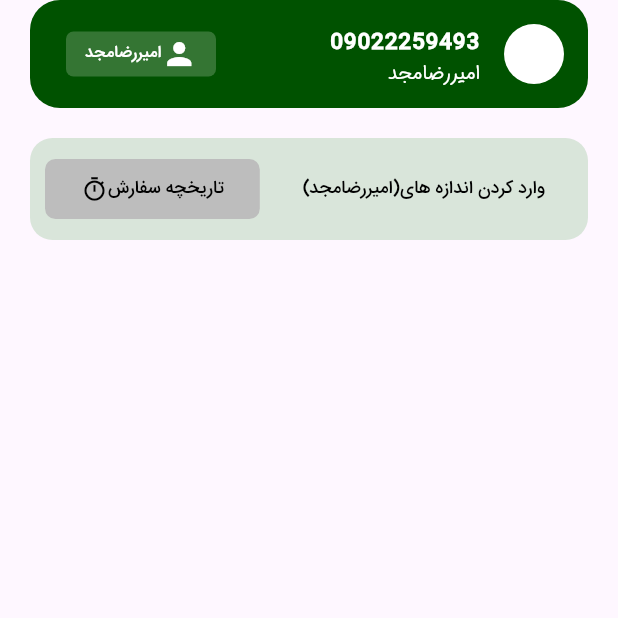
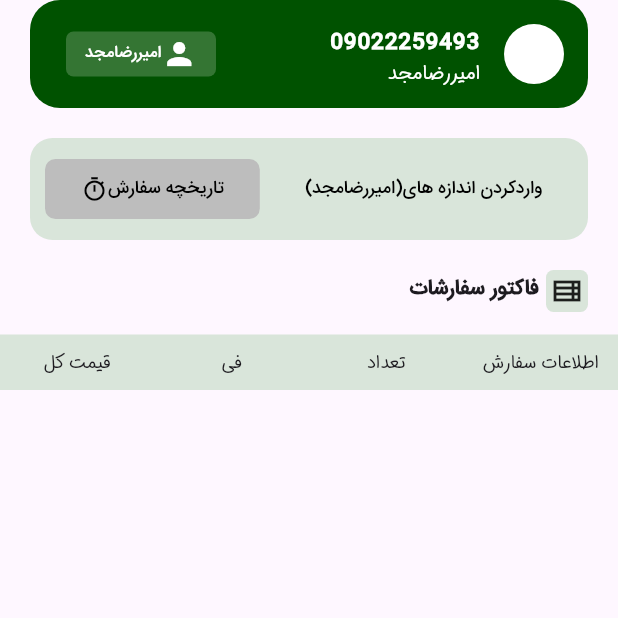
Before and after one commit to AliMotamedi7/shoonz-tailor, a Flutter app: the OrderRegistration screen opened by its route, on a phone screen of 412 x 824 dp, the top half of it. Run offline on Flutter 3.47's test engine with Material 3 defaults, Android fonts, the phone set to English and light mode, and no system bars; our stand-ins replace fl_chart, pinput.

Commit message:
adding table

```diff
--- a/lib/pages/order_registration.dart
+++ b/lib/pages/order_registration.dart
@@ -1,4 +1,6 @@
 import 'package:flutter/material.dart';
+import 'package:flutter/widgets.dart';
+import 'package:shoonz_tailor/widgets/orderRegistrationWidgets/orde_registration_table.dart';
 import 'package:shoonz_tailor/widgets/orderRegistrationWidgets/tailorSizebutton.dart';
 import 'package:shoonz_tailor/widgets/orderRegistrationWidgets/topOrderProfile.dart';
 
@@ -18,6 +20,38 @@ class _OrderRegistrationState extends State<OrderRegistration> {
         children: [
           TopOrderProfile(phoneNumber: "09022259493", name: "امیررضامجد"),
           const SizeTailorButton(),
+          Directionality(
+            textDirection: TextDirection.rtl,
+            child: Padding(
+              padding: const EdgeInsets.symmetric(horizontal: 20.0),
+              child: Row(
+                children: [
+                  Container(
+                    padding: const EdgeInsets.all(2),
+                    decoration: BoxDecoration(
+                        borderRadius: BorderRadius.circular(5),
+                        color: const Color(0xffd9e5da)),
+                    child: const Icon(
+                      Icons.view_list_outlined,
+                    ),
+                  ),
+                  const SizedBox(
+                    width: 5,
+                  ),
+                  const Text(
+                    "فاکتور سفارشات",
+                    style: TextStyle(
+                      fontWeight: FontWeight.bold,
+                    ),
+                  ),
+                ],
+              ),
+            ),
+          ),
+          SizedBox(
+            height: 15,
+          ),
+          const OrderRegistrationTable(),
         ],
       )),
     );
--- /dev/null
+++ b/lib/widgets/orderRegistrationWidgets/orde_registration_table.dart
@@ -0,0 +1,74 @@
+import 'package:flutter/material.dart';
+import 'package:flutter/widgets.dart';
+
+class OrderRegistrationTable extends StatefulWidget {
+  const OrderRegistrationTable({super.key});
+
+  @override
+  State<OrderRegistrationTable> createState() => _OrderRegistrationTableState();
+}
+
+class _OrderRegistrationTableState extends State<OrderRegistrationTable> {
+  @override
+  Widget build(BuildContext context) {
+    return Table(
+      border: const TableBorder(
+        horizontalInside: BorderSide(style: BorderStyle.none),
+        verticalInside: BorderSide(style: BorderStyle.none),
+      ),
+      textDirection: TextDirection.rtl,
+      children: const [
+        TableRow(
+            decoration: BoxDecoration(
+              color: Color(0xffd9e5da),
+            ),
+            children: [
+              TableCell(
+                verticalAlignment: TableCellVerticalAlignment.middle,
+                child: Padding(
+                  padding: EdgeInsets.all(8.0),
+                  child: Text(
+                    "اطلاعات سفارش",
+                    textAlign: TextAlign.center,
+                    style: TextStyle(fontSize: 12),
+                  ),
+                ),
+              ),
+              TableCell(
+                verticalAlignment: TableCellVerticalAlignment.middle,
+                child: Padding(
+                  padding: EdgeInsets.all(8.0),
+                  child: Text(
+                    "تعداد",
+                    textAlign: TextAlign.center,
+                    style: TextStyle(fontSize: 12),
+                  ),
+                ),
+              ),
+              TableCell(
+                verticalAlignment: TableCellVerticalAlignment.middle,
+                child: Padding(
+                  padding: EdgeInsets.all(10.0),
+                  child: Text(
+                    "فی",
+                    textAlign: TextAlign.center,
+                    style: TextStyle(fontSize: 12),
+                  ),
+                ),
+              ),
+              TableCell(
+                verticalAlignment: TableCellVerticalAlignment.middle,
+                child: Padding(
+                  padding: EdgeInsets.all(8.0),
+                  child: Text(
+                    "قیمت کل",
+                    textAlign: TextAlign.center,
+                    style: TextStyle(fontSize: 12),
+                  ),
+                ),
+              ),
+            ])
+      ],
+    );
+  }
+}
--- a/lib/widgets/orderRegistrationWidgets/tailorSizebutton.dart
+++ b/lib/widgets/orderRegistrationWidgets/tailorSizebutton.dart
@@ -22,7 +22,7 @@ class SizeTailorButton extends StatelessWidget {
               child: TextButton(
                 onPressed: () {},
                 child: const Text(
-                  "وارد کردن اندازه های(امیررضامجد)",
+                  "واردکردن اندازه های(امیررضامجد)",
                   maxLines: 1,
                   overflow: TextOverflow.ellipsis,
                   textDirection: TextDirection.rtl,
```
